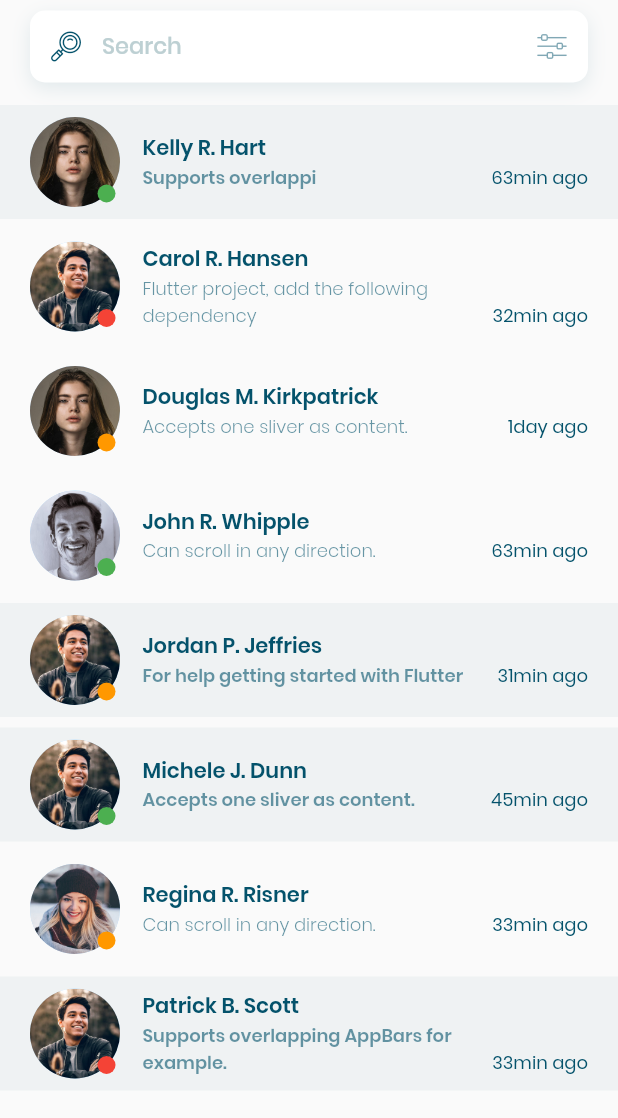
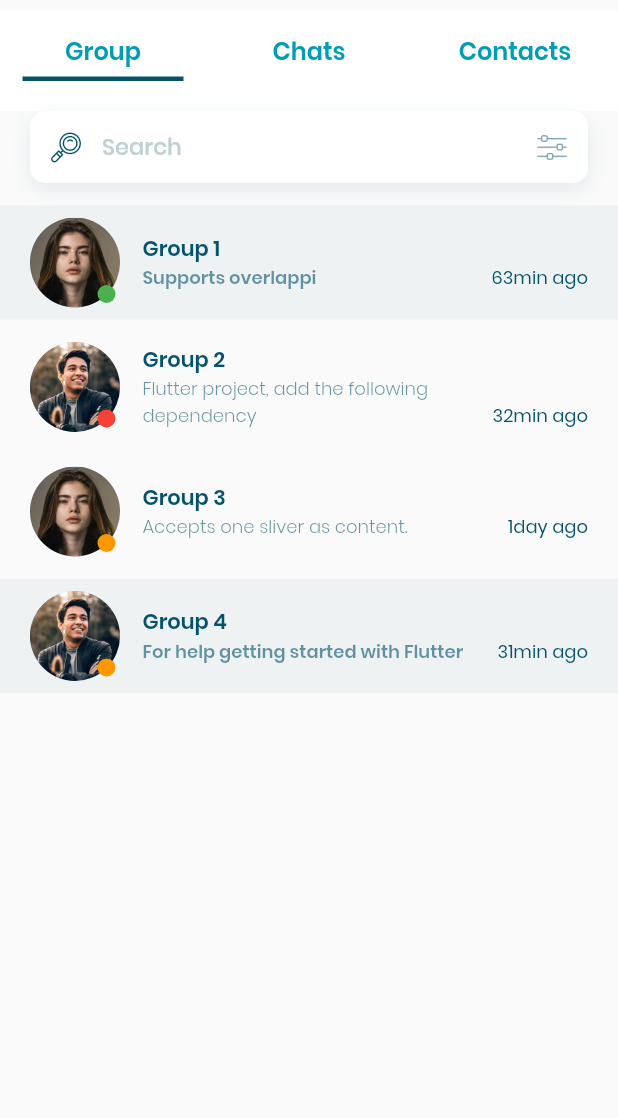
Before and after one commit to soumyap13/Store-App, a Flutter app: the MessagesWidget widget shown alone on an empty page, opened directly, on a phone screen of 412 x 824 dp. Shown: the top 1118 px of the screen. Run offline on Flutter 3.47's test engine with Material 2 defaults, Android fonts, the phone set to English and light mode, and no system bars; our stand-ins replace carousel_slider, datetime_picker_formfield, flutter_svg, get_it, shared_preferences, sticky_headers and 1 more; missing offline and left inert: shared_preferences_web; accounts and stored records are empty.

Commit message:
messages screen and conversation model updated

```diff
--- a/lib/src/models/conversation.dart
+++ b/lib/src/models/conversation.dart
@@ -160,3 +160,82 @@ class ConversationsList {
 
   List<Conversation> get conversations => _conversations;
 }
+
+class GroupConversationsList extends ConversationsList {
+  List<Conversation> _conversations;
+  User _currentUser = new User.init().getCurrentUser();
+
+  GroupConversationsList() {
+    this._conversations = [
+      new Conversation(
+          new User.basic('Group 1', 'img/user2.jpg', UserState.available),
+          [
+            new Chat(
+                'Supports overlappi',
+                '63min ago',
+                new User.basic(
+                    'Kelly R. Hart', 'img/user2.jpg', UserState.available)),
+            new Chat(
+                'Accepts one sliver as content.', '15min ago', _currentUser),
+            new Chat(
+                'Header can ov',
+                '16min ago',
+                new User.basic(
+                    'Kelly R. Hart', 'img/user2.jpg', UserState.available))
+          ],
+          false),
+      new Conversation(
+          new User.basic('Group 2', 'img/user0.jpg', UserState.busy),
+          [
+            new Chat(
+                'Flutter project, add the following dependency ',
+                '32min ago',
+                new User.basic(
+                    'Carol R. Hansen', 'img/user1.jpg', UserState.available)),
+            new Chat(
+                'Can scroll in any direction. ', '42min ago', _currentUser),
+            new Chat(
+                'Notifies when the header scrolls outside the viewport. ',
+                '12min ago',
+                new User.basic(
+                    'Carol R. Hansen', 'img/user1.jpg', UserState.available))
+          ],
+          true),
+      new Conversation(
+          new User.basic('Group 3', 'img/user2.jpg', UserState.away),
+          [
+            new Chat(
+                'Accepts one sliver as content. ',
+                '1day ago',
+                new User.basic('Douglas M. Kirkpatrick', 'img/user1.jpg',
+                    UserState.available)),
+            new Chat('Yes, Ok', '6min ago', _currentUser),
+            new Chat(
+                'Notifies when the header scrolls outside the viewport.  ',
+                '33min ago',
+                new User.basic('Douglas M. Kirkpatrick', 'img/user1.jpg',
+                    UserState.available))
+          ],
+          true),
+      new Conversation(
+          new User.basic('Group 4', 'img/user0.jpg', UserState.away),
+          [
+            new Chat(
+                'For help getting started with Flutter ',
+                '31min ago',
+                new User.basic('Jordan P. Jeffries', 'img/user1.jpg',
+                    UserState.available)),
+            new Chat('Supports overlapping (AppBars for example). ',
+                '31min ago', _currentUser),
+            new Chat(
+                'Accepts one sliver as content. ',
+                '43min ago',
+                new User.basic(
+                    'Jordan P. Jeffries', 'img/user1.jpg', UserState.available))
+          ],
+          false),
+    ];
+  }
+
+  List<Conversation> get conversations => _conversations;
+}
--- a/lib/src/screens/messages.dart
+++ b/lib/src/screens/messages.dart
@@ -10,10 +10,11 @@ class MessagesWidget extends StatefulWidget {
 }
 
 class _MessagesWidgetState extends State<MessagesWidget> {
+  var topNavigator1 = true, topNavigator2 = false, topNavigator3 = false;
   model.ConversationsList _conversationList;
   @override
   void initState() {
-    this._conversationList = new model.ConversationsList();
+    this._conversationList = new model.GroupConversationsList();
     super.initState();
   }
 
@@ -24,6 +25,61 @@ class _MessagesWidgetState extends State<MessagesWidget> {
       padding: EdgeInsets.symmetric(vertical: 7),
       child: Column(
         children: <Widget>[
+          Container(
+            color: Theme.of(context).primaryColor,
+            child: Row(
+              children: <Widget>[
+                Expanded(
+                  child: FlatButton(
+                    padding: EdgeInsets.symmetric(vertical: 15, horizontal: 10),
+                    onPressed: () {
+                      setState(() {
+                        _conversationList = new model.GroupConversationsList();
+                        topNavigator1 = true;
+                        topNavigator2 = false;
+                        topNavigator3 = false;
+                      });
+                    },
+                    child: topNavigator1
+                        ? topNavigator("Group", Theme.of(context).hintColor)
+                        : topNavigator("Group", null),
+                  ),
+                ),
+                Expanded(
+                  child: FlatButton(
+                    padding: EdgeInsets.symmetric(vertical: 15, horizontal: 10),
+                    onPressed: () {
+                      setState(() {
+                        _conversationList = new model.ConversationsList();
+                        topNavigator1 = false;
+                        topNavigator2 = true;
+                        topNavigator3 = false;
+                      });
+                    },
+                    child: topNavigator2
+                        ? topNavigator("Chats", Theme.of(context).hintColor)
+                        : topNavigator("Chats", null),
+                  ),
+                ),
+                Expanded(
+                  child: FlatButton(
+                    padding: EdgeInsets.symmetric(vertical: 15, horizontal: 10),
+                    onPressed: () {
+                      setState(() {
+                        _conversationList = new model.ConversationsList();
+                        topNavigator1 = false;
+                        topNavigator2 = false;
+                        topNavigator3 = true;
+                      });
+                    },
+                    child: topNavigator3
+                        ? topNavigator("Contacts", Theme.of(context).hintColor)
+                        : topNavigator("Contacts", null),
+                  ),
+                ),
+              ],
+            ),
+          ),
           Padding(
             padding: const EdgeInsets.symmetric(horizontal: 20),
             child: SearchBarWidget(),
@@ -58,4 +114,20 @@ class _MessagesWidgetState extends State<MessagesWidget> {
       ),
     );
   }
+
+  Widget topNavigator(String text, Color color) {
+    return Column(
+      children: <Widget>[
+        Text(
+          text,
+          style: Theme.of(context).textTheme.title,
+        ),
+        Container(
+          margin: EdgeInsets.all(5.0),
+          height: 3.0,
+          color: color,
+        ),
+      ],
+    );
+  }
 }
```
